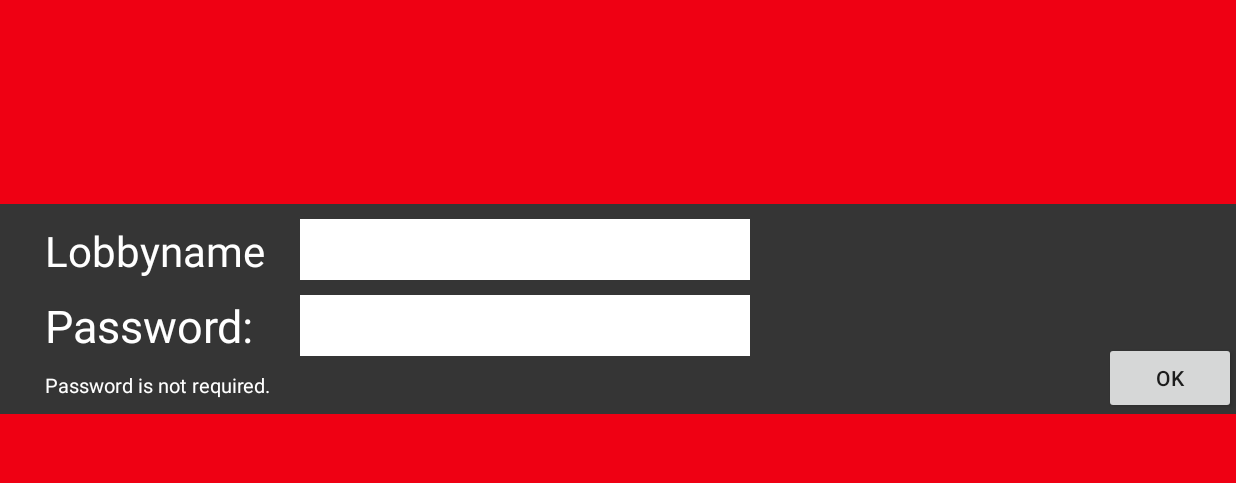
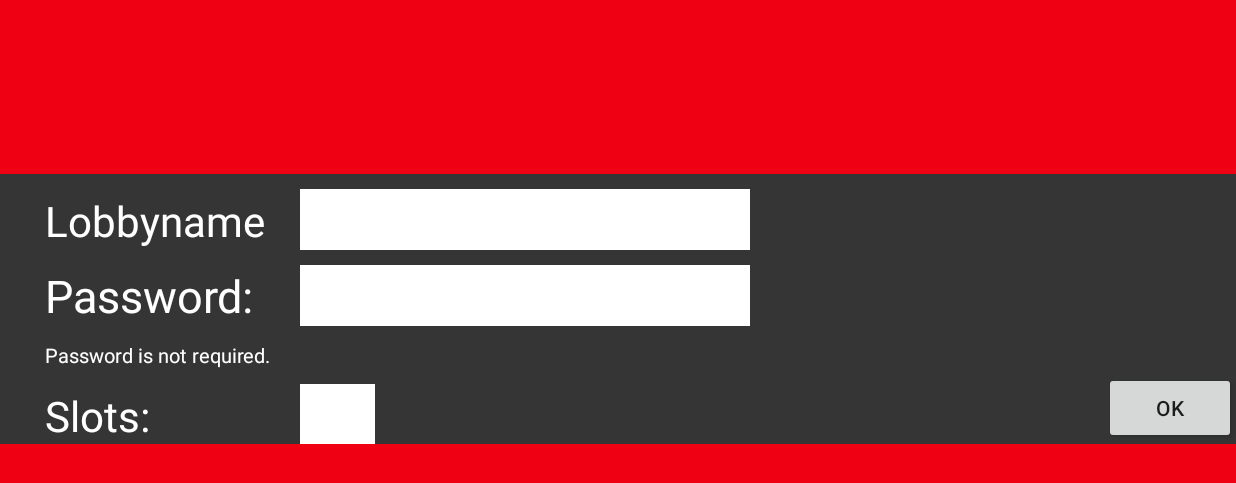
Before and after one commit to Askir/Texas-Holdem-Android, an Android app: the CreateGame screen opened directly, with no data from a screen before it, on a phone screen of 824 x 412 dp (held sideways). Shown: the top 483 px of the screen. Run offline under Robolectric (Android 15) with nearby library versions, the phone set to English and light mode, and no system bars.

Commit message:
CreateGame tested and done. The game itself, joining a password protected game and some database stuff still missing

```diff
--- a/app/src/main/java/de/szut/dqi12/texasholdem/Controller.java
+++ b/app/src/main/java/de/szut/dqi12/texasholdem/Controller.java
@@ -69,7 +69,7 @@ public class Controller {
         mHandler.post(new Runnable() {
             @Override
             public void run() {
-                Toast.makeText(activeActivity, "Connection lost", Toast.LENGTH_SHORT);
+                Toast.makeText(activeActivity.getBaseContext(), "Connection lost", Toast.LENGTH_SHORT);
             }
         });
 
--- a/app/src/main/java/de/szut/dqi12/texasholdem/gui/CreateGame.java
+++ b/app/src/main/java/de/szut/dqi12/texasholdem/gui/CreateGame.java
@@ -25,17 +25,21 @@ public class CreateGame extends Activity {
         Button btnOk = (Button)findViewById(R.id.buttonCreateGameOK);
         final EditText etLobbyname = (EditText)findViewById(R.id.editTextCreateGameLobbyname);
         final EditText etPassword = (EditText)findViewById(R.id.editTextCreateGamePassword);
+        final EditText etSlots = (EditText)findViewById(R.id.editTextCreateGameSlots);
+        final de.szut.dqi12.texasholdem.guibackbone.CreateGame cG = new de.szut.dqi12.texasholdem.guibackbone.CreateGame(this);
 
         btnOk.setOnClickListener(new View.OnClickListener() {
 
             @Override
             public void onClick(View v) {
+                if(Integer.parseInt(etSlots.getText().toString())<7){
 
-                // TODO: 09.11.2015 send lobbyname to server, so for game searching user can see lobbyname
-
-
-                // TODO: 09.11.2015 if pw set status, send to server
-                Toast.makeText(getBaseContext(), "Need to send lobbyname and pw status.", Toast.LENGTH_SHORT).show();
+                Toast.makeText(getBaseContext(), "Requesting GameCreation...", Toast.LENGTH_SHORT).show();
+                cG.requestGameCreation(etLobbyname.getText().toString(),Integer.parseInt(etSlots.getText().toString()),etPassword.getText().toString());
+                }
+                else{
+                    Toast.makeText(getBaseContext(),"Slots must be between 2 and 6",Toast.LENGTH_SHORT);
+                }
 
             }
         });
--- a/app/src/main/java/de/szut/dqi12/texasholdem/guibackbone/CreateGame.java
+++ b/app/src/main/java/de/szut/dqi12/texasholdem/guibackbone/CreateGame.java
@@ -36,8 +36,7 @@ public class CreateGame implements Recallable {
     public void inform(String action, final String[] params) {
         if (action.equals(ServerAction.CREATEGAMEACK)) {
             switch (params[0]) {
-                case "confirmed":
-                    final int lobbyID = Integer.parseInt(params[1]);
+                case "true":
                     mHandler.post(new Runnable() {
                         @Override
                         public void run() {
@@ -47,7 +46,7 @@ public class CreateGame implements Recallable {
 
                     //inform GUI and Create Lobby
                     break;
-                case "failed":
+                case "false":
                     mHandler.post(new Runnable() {
                         @Override
                         public void run() {
--- a/app/src/main/res/layout/create_game.xml
+++ b/app/src/main/res/layout/create_game.xml
@@ -9,7 +9,7 @@
 
         <TableRow
             android:layout_width="match_parent"
-            android:layout_height="140dp"
+            android:layout_height="180dp"
             android:layout_gravity="center"
             android:background="#353535"
             android:layout_centerVertical="true"
@@ -103,6 +103,34 @@
                         android:layout_weight="0.73" />
 
                 </TableRow>
+                <TableRow
+                    android:layout_width="match_parent"
+                    android:layout_height="wrap_content"
+                    android:id="@+id/tableRow122"
+                    android:layout_below="@+id/tableRow11">
+
+
+                    <TextView
+                        android:layout_width="150dp"
+                        android:layout_height="wrap_content"
+                        android:text="Slots:"
+                        android:id="@+id/textView100"
+                        android:textSize="28dp"
+                        android:layout_marginLeft="30dp"
+                        android:layout_marginTop="10dp"
+                        android:layout_marginRight="20dp"
+                        android:textColor="#ffffff" />
+
+                    <EditText
+                        android:layout_width="50dp"
+                        android:layout_height="wrap_content"
+                        android:id="@+id/editTextCreateGameSlots"
+                        android:layout_marginTop="10dp"
+                        android:textColor="#000000"
+                        android:background="#ffffff"
+                        android:textSize="30dp"
+                        android:inputType="number"/>
+                </TableRow>
 
             </RelativeLayout>
         </TableRow>
```
